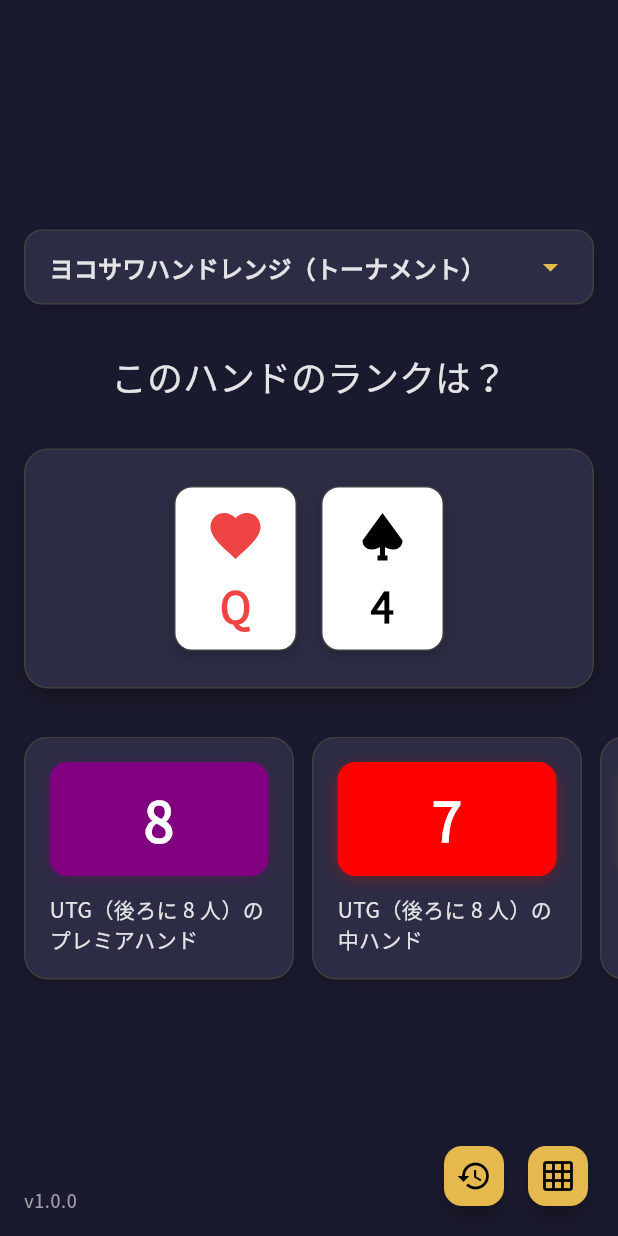
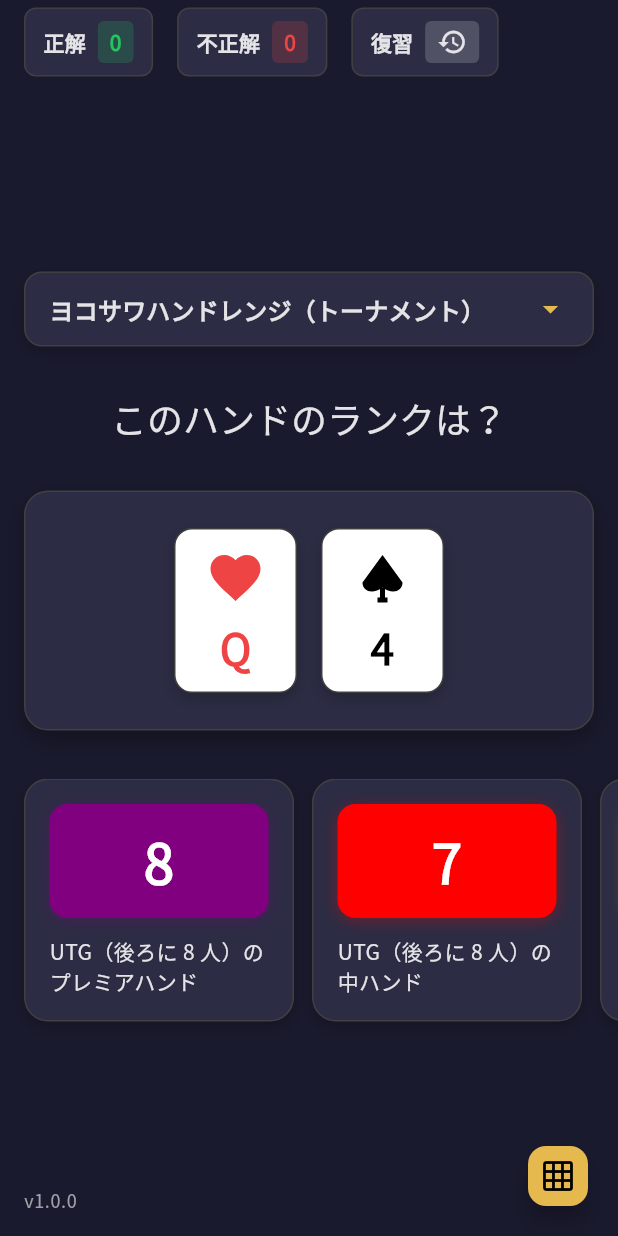
Before and after one commit to kosukesaigusa/preflop, a Flutter app: the screen it shows after launch, on a phone screen of 412 x 824 dp. Run offline on Flutter 3.47's test engine with Material 3 defaults, Android fonts, the phone set to English and light mode, and no system bars; our stand-ins replace flutter_svg, freezed_annotation, gap, hooks_riverpod, logger, package_info_plus and 2 more; generated files the repository leaves out were written again.

Commit message:
feat:  improve quiz counter UI

```diff
--- a/lib/ui/page/quiz/quiz_page.dart
+++ b/lib/ui/page/quiz/quiz_page.dart
@@ -38,18 +38,6 @@ class QuizPage extends ConsumerWidget {
         children: [
           FloatingActionButton.small(
             onPressed: () {
-              Navigator.of(context).push(
-                MaterialPageRoute<void>(
-                  builder: (context) => const ReviewPage(),
-                  fullscreenDialog: true,
-                ),
-              );
-            },
-            tooltip: '復習',
-            child: const Icon(Icons.history),
-          ),
-          FloatingActionButton.small(
-            onPressed: () {
               final currentPreflopHand = quizzes.lastOrNull?.hand.asPreflopHand;
               Navigator.of(context).push(
                 MaterialPageRoute<void>(
@@ -58,10 +46,44 @@ class QuizPage extends ConsumerWidget {
                 ),
               );
             },
-            tooltip: 'マトリックスで確認',
+            tooltip: 'ハンドレンジを確認する',
             child: const Icon(Icons.grid_on),
           ),
         ],
+      ),
+      appBar: AppBar(
+        backgroundColor: AppColor.transparent,
+        elevation: 0,
+        title: Row(
+          mainAxisSize: MainAxisSize.min,
+          spacing: 16,
+          children: [
+            _StatusCard(label: '正解', child: _QuizStatusCounter.correct(quizzes: quizzes)),
+            _StatusCard(label: '不正解', child: _QuizStatusCounter.incorrect(quizzes: quizzes)),
+            _StatusCard(
+              onTap:
+                  () => Navigator.of(context).push(
+                    MaterialPageRoute<void>(
+                      builder: (context) => const ReviewPage(),
+                      fullscreenDialog: true,
+                    ),
+                  ),
+              label: '復習',
+              child: Container(
+                padding: const EdgeInsets.symmetric(horizontal: 8, vertical: 4),
+                decoration: BoxDecoration(
+                  color: AppColor.lightGrey.withValues(alpha: 0.2),
+                  borderRadius: BorderRadius.circular(4),
+                ),
+                child: Icon(
+                  Icons.history,
+                  color: AppColor.lightGrey,
+                  size: context.titleSmallLineHeight,
+                ),
+              ),
+            ),
+          ],
+        ),
       ),
       body: Stack(
         children: [
@@ -303,3 +325,78 @@ class _NextQuizButton extends StatelessWidget {
     );
   }
 }
+
+/// クイズの回答状況の種類。
+enum _QuizStatusType {
+  correct,
+  incorrect;
+
+  Color get _color => switch (this) {
+    correct => AppColor.green,
+    incorrect => AppColor.red,
+  };
+}
+
+/// クイズの回答状況を表示するカウンターウィジェット。
+class _QuizStatusCounter extends StatelessWidget {
+  const _QuizStatusCounter.correct({required this.quizzes}) : _type = _QuizStatusType.correct;
+
+  const _QuizStatusCounter.incorrect({required this.quizzes}) : _type = _QuizStatusType.incorrect;
+
+  final List<PreflopHandRangeQuiz> quizzes;
+  final _QuizStatusType _type;
+
+  @override
+  Widget build(BuildContext context) {
+    return Container(
+      padding: const EdgeInsets.symmetric(horizontal: 8, vertical: 4),
+      decoration: BoxDecoration(
+        color: _type._color.withValues(alpha: 0.2),
+        borderRadius: BorderRadius.circular(4),
+      ),
+      child: Text('$_count', style: context.titleSmall.copyWith(color: _type._color)),
+    );
+  }
+
+  /// 回答の正解または不正解の数を取得する。
+  int get _count =>
+      quizzes
+          .whereType<AnsweredPreflopHandRangeQuiz>()
+          .where((q) => _type == _QuizStatusType.correct ? q.isCorrect : !q.isCorrect)
+          .length;
+}
+
+/// ステータスを表示するカード。
+class _StatusCard extends StatelessWidget {
+  /// ステータスを表示するカードを作成する。
+  const _StatusCard({required this.label, required this.child, this.onTap});
+
+  /// ラベル。
+  final String label;
+
+  /// 右側に表示する UI.
+  final Widget child;
+
+  /// タップした際のコールバック。
+  final VoidCallback? onTap;
+
+  @override
+  Widget build(BuildContext context) {
+    return InkWell(
+      onTap: onTap,
+      child: Container(
+        padding: const EdgeInsets.symmetric(horizontal: 12, vertical: 8),
+        decoration: BoxDecoration(
+          color: AppColor.darkBlueGrey,
+          borderRadius: BorderRadius.circular(8),
+          border: Border.all(color: AppColor.grey),
+        ),
+        child: Row(
+          mainAxisSize: MainAxisSize.min,
+          spacing: 8,
+          children: [Text(label, style: context.titleSmall), child],
+        ),
+      ),
+    );
+  }
+}
```
